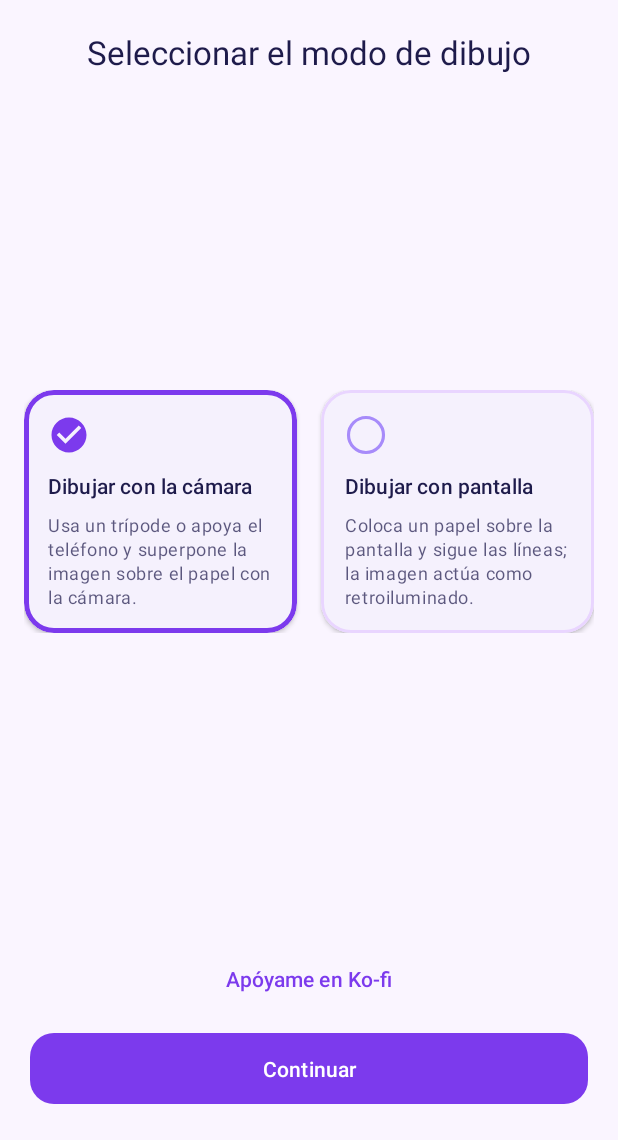
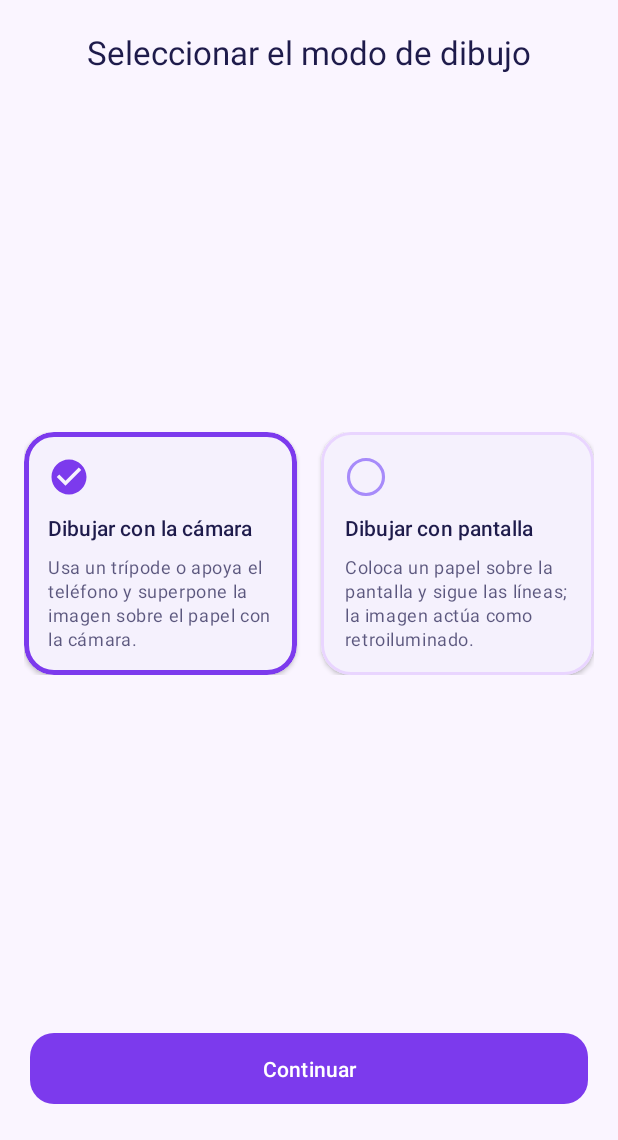
Before and after one commit to nelsonhernandez20/ar-drawing, an Android app: the screen it shows after launch (MainActivity), on a phone screen of 412 x 824 dp, the part 96-1236 px from its top. Run offline under Robolectric (Android 15) with nearby library versions, the phone set to English and light mode, and no system bars.

Commit message:
Remove Ko-fi support CTA and ship ad-free v1.3.
Keep the home screen focused on mode selection and continue, with an updated public APK for GitHub Pages.

Co-authored-by: Cursor <cursoragent@cursor.com>

```diff
--- a/app/build.gradle.kts
+++ b/app/build.gradle.kts
@@ -11,8 +11,8 @@ android {
         applicationId = "com.ardrawing.trace"
         minSdk = 26
         targetSdk = 35
-        versionCode = 3
-        versionName = "1.2"
+        versionCode = 4
+        versionName = "1.3"
     }
 
     buildTypes {
--- a/app/src/main/java/com/ardrawing/trace/MainActivity.kt
+++ b/app/src/main/java/com/ardrawing/trace/MainActivity.kt
@@ -1,8 +1,6 @@
 package com.ardrawing.trace
 
-import android.content.Intent
 import android.graphics.Color
-import android.net.Uri
 import android.os.Bundle
 import android.widget.Toast
 import androidx.activity.SystemBarStyle
@@ -65,10 +63,6 @@ class MainActivity : AppCompatActivity() {
             pickImage.launch(PickVisualMediaRequest(ActivityResultContracts.PickVisualMedia.ImageOnly))
         }
 
-        binding.btnKofi.setOnClickListener {
-            startActivity(Intent(Intent.ACTION_VIEW, Uri.parse(KOFI_URL)))
-        }
-
         refreshSelectionUi()
     }
 
@@ -93,8 +87,4 @@ class MainActivity : AppCompatActivity() {
             binding.iconCamera.setImageResource(R.drawable.ic_circle_outline)
         }
     }
-
-    companion object {
-        private const val KOFI_URL = "https://ko-fi.com/gocholabs"
-    }
 }
--- a/app/src/main/res/layout/activity_main.xml
+++ b/app/src/main/res/layout/activity_main.xml
@@ -44,7 +44,7 @@
         android:layout_marginBottom="16dp"
         android:baselineAligned="false"
         android:orientation="horizontal"
-        app:layout_constraintBottom_toTopOf="@id/btnKofi"
+        app:layout_constraintBottom_toTopOf="@id/btnContinue"
         app:layout_constraintEnd_toEndOf="parent"
         app:layout_constraintStart_toStartOf="parent"
         app:layout_constraintTop_toBottomOf="@id/titleModes">
@@ -143,21 +143,6 @@
     </LinearLayout>
 
     <com.google.android.material.button.MaterialButton
-        android:id="@+id/btnKofi"
-        style="@style/Widget.Material3.Button.TextButton"
-        android:layout_width="0dp"
-        android:layout_height="wrap_content"
-        android:layout_marginHorizontal="20dp"
-        android:layout_marginBottom="8dp"
-        android:paddingVertical="8dp"
-        android:text="@string/support_kofi_cta"
-        android:textColor="@color/primary"
-        app:cornerRadius="12dp"
-        app:layout_constraintBottom_toTopOf="@id/btnContinue"
-        app:layout_constraintEnd_toEndOf="parent"
-        app:layout_constraintStart_toStartOf="parent" />
-
-    <com.google.android.material.button.MaterialButton
         android:id="@+id/btnContinue"
         style="@style/Widget.Material3.Button"
         android:layout_width="0dp"
--- a/app/src/main/res/values/strings.xml
+++ b/app/src/main/res/values/strings.xml
@@ -19,5 +19,4 @@
     <string name="camera_permission_rationale">Se necesita permiso de cámara para el modo con cámara.</string>
     <string name="toggle_tools_collapse">Ocultar herramientas de dibujo</string>
     <string name="toggle_tools_expand">Mostrar herramientas de dibujo</string>
-    <string name="support_kofi_cta">Apóyame en Ko-fi</string>
 </resources>
```
Also changed, not shown: 3 other files.
